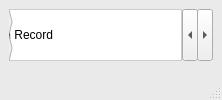
Old version of the form hrwindow.ui in the repository RajivSah/Project.
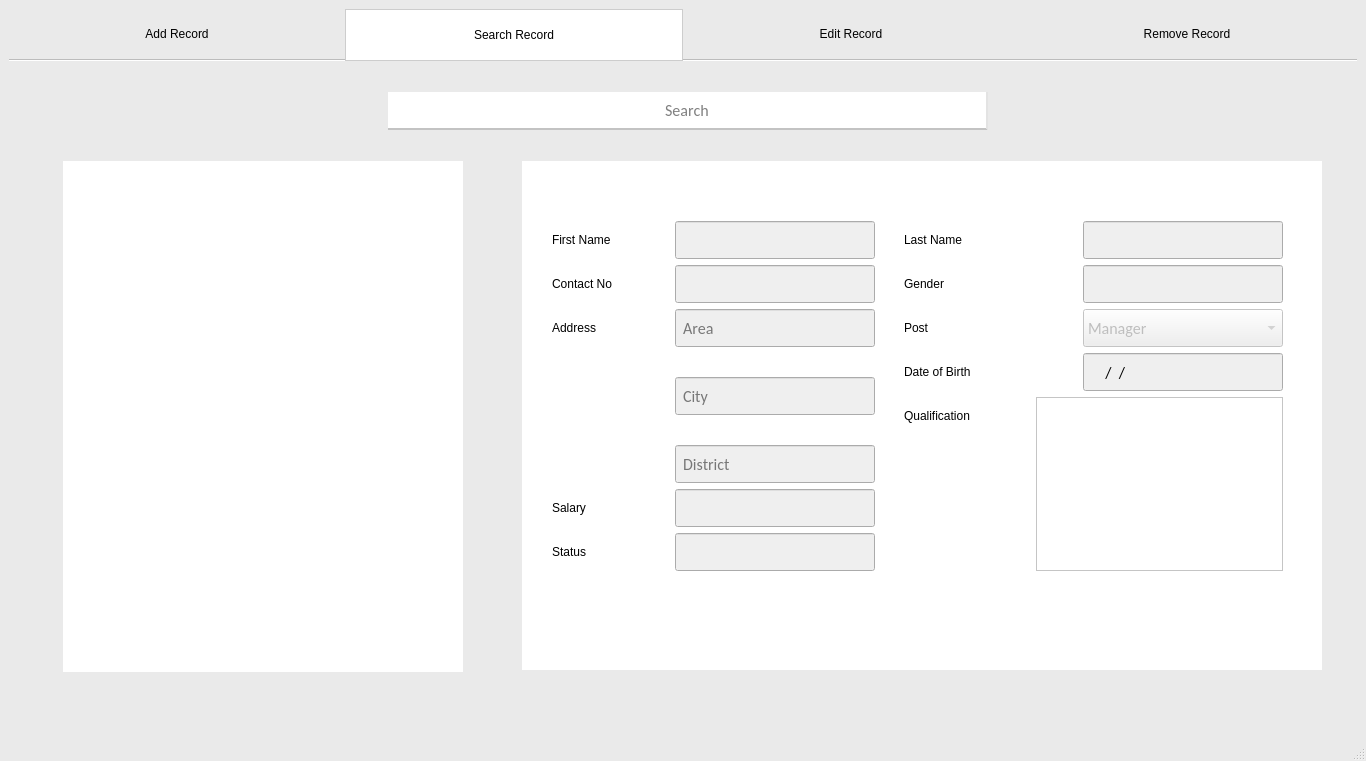
New version of the form. The open tabs and pages were chosen to show the change. Icons and pictures are not drawn.

Diff of the .ui file:
```diff
--- a/hrwindow.ui
+++ b/hrwindow.ui
@@ -7,11 +7,11 @@
     <x>0</x>
     <y>0</y>
     <width>1366</width>
-    <height>0</height>
+    <height>761</height>
    </rect>
   </property>
   <property name="sizePolicy">
-   <sizepolicy hsizetype="Minimum" vsizetype="Minimum">
+   <sizepolicy hsizetype="Maximum" vsizetype="Maximum">
     <horstretch>0</horstretch>
     <verstretch>0</verstretch>
    </sizepolicy>
@@ -1357,7 +1357,7 @@
 {
 
 	font: 14pt &quot;Calibri&quot; ;
-color: rgb(120, 120, 120);
+	color: rgb(0, 0, 0);
 padding-bottom: 0;
 
 }
@@ -1368,6 +1368,8 @@
 padding: 5px;
 color: rgb(0, 0, 0);
 
+	font: 12pt &quot;Calibri&quot;;
+
 }
 
 
@@ -1421,7 +1423,7 @@
          <property name="geometry">
           <rect>
            <x>30</x>
-           <y>30</y>
+           <y>60</y>
            <width>731</width>
            <height>387</height>
           </rect>
@@ -2230,7 +2232,13 @@
                    </font>
                   </property>
                   <property name="styleSheet">
-                   <string notr="true"/>
+                   <string notr="true">*:disabled
+{
+ 
+	color: rgb(0, 0, 0);
+	font: 12pt &quot;Calibri&quot;;
+	background-color: rgb(255, 255, 255);
+}</string>
                   </property>
                  </widget>
                 </item>
```
Left out of the diff: 6 changed lines with no effect on the pictures.
